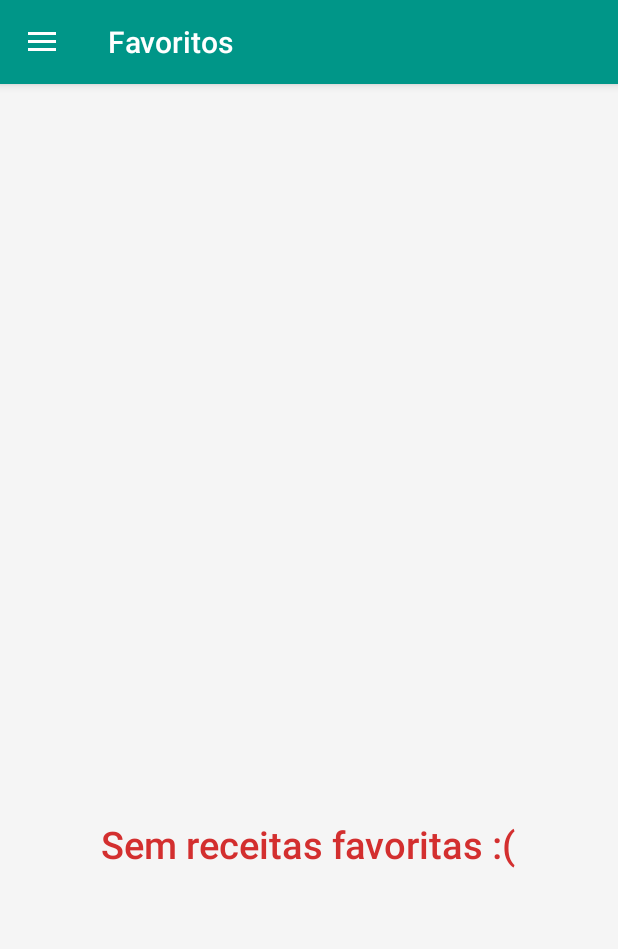
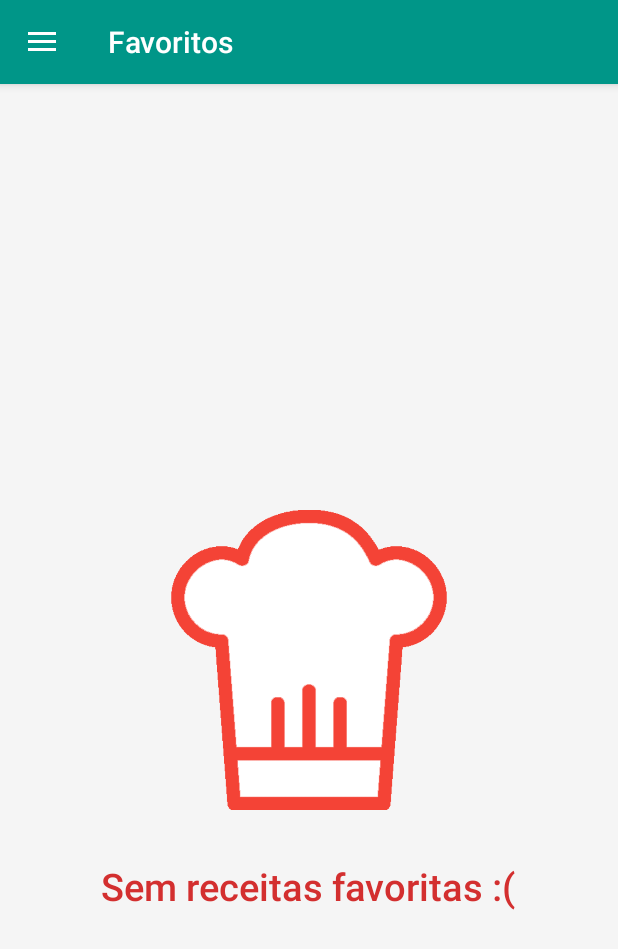
Before and after one commit to saulosaires/FitCook, an Android app: the fragment RecipeFragment placed in its activity, in the side drawer, after a tap on "Favoritos", on a phone screen of 412 x 824 dp. Shown: the top 949 px of the screen. Run offline under Robolectric (Android 15) with nearby library versions, the phone set to English and light mode, and no system bars; our stand-ins replace Picasso, Volley; libraries missing offline, so code that uses them is left out: com.balysv.materialripple; pictures from the network do not load; 3 statements that could not run were skipped.

Commit message:
less bugs

```diff
--- a/app/build.gradle
+++ b/app/build.gradle
@@ -2,14 +2,14 @@ apply plugin: 'com.android.application'
 
 android {
     compileSdkVersion 22
-    buildToolsVersion '23.0.0 rc3'
+    buildToolsVersion '22.0.1'
 
     defaultConfig {
         applicationId "aires.com.fitcook"
         minSdkVersion 19
         targetSdkVersion 22
-        versionCode 1
-        versionName "1.0"
+        versionCode 4
+        versionName "2.2"
     }
     buildTypes {
         release {
--- a/app/src/main/java/aires/com/fitcook/MainActivity.java
+++ b/app/src/main/java/aires/com/fitcook/MainActivity.java
@@ -93,12 +93,17 @@ public class MainActivity extends AppCompatActivity {
 
     public void setUpActionBar(){
 
-        Toolbar toolbar = (Toolbar) findViewById(R.id.toolbar);
-        setSupportActionBar(toolbar);
+        //Toolbar toolbar = (Toolbar) findViewById(R.id.toolbar);
+       // setSupportActionBar(toolbar);
 
-        final ActionBar ab = getSupportActionBar();
-        ab.setHomeAsUpIndicator(R.drawable.ic_menu);
-        ab.setDisplayHomeAsUpEnabled(true);
+        final ActionBar actionBar = getSupportActionBar();
+        if(actionBar!=null) {
+
+            actionBar.setDisplayShowTitleEnabled(true);
+            actionBar.setDisplayHomeAsUpEnabled(true);
+            actionBar.setHomeButtonEnabled(true);
+            actionBar.setHomeAsUpIndicator(R.drawable.ic_menu);
+        }
 
     }
 
@@ -155,7 +160,7 @@ public class MainActivity extends AppCompatActivity {
 
             FragmentManager fragmentManager = getSupportFragmentManager();
             fragmentManager.beginTransaction().replace(R.id.container, EmptyFragment.newInstance(R.drawable.icone,getResources().getString(R.string.empty_recipes)))
-                    .commit();
+                    .commitAllowingStateLoss();
 
         }else{
 
@@ -176,7 +181,7 @@ public class MainActivity extends AppCompatActivity {
         if(listRecipe==null  || listRecipe.size()==0){
 
             FragmentManager fragmentManager = getSupportFragmentManager();
-            fragmentManager.beginTransaction().replace(R.id.container, EmptyFragment.newInstance(null,getResources().getString(R.string.empty_fav)))
+            fragmentManager.beginTransaction().replace(R.id.container, EmptyFragment.newInstance(R.drawable.icone,getResources().getString(R.string.empty_fav)))
                     .commit();
 
         }else{
--- a/app/src/main/java/aires/com/fitcook/util/BitWiseUtil.java
+++ b/app/src/main/java/aires/com/fitcook/util/BitWiseUtil.java
@@ -20,7 +20,7 @@ public class BitWiseUtil {
 
                 int bitPos = FitCookApp.mapCategory.get(cat.getId()).getBitPosition();
 
-                category = BitWiseUtil.set(bitPos, category);
+                category = set(bitPos, category);
 
             }
         }
--- a/app/src/main/res/layout/activity_main.xml
+++ b/app/src/main/res/layout/activity_main.xml
@@ -1,20 +1,23 @@
-<android.support.v4.widget.DrawerLayout xmlns:android="http://schemas.android.com/apk/res/android"
+
+<android.support.v4.widget.DrawerLayout
+        xmlns:android="http://schemas.android.com/apk/res/android"
         xmlns:app="http://schemas.android.com/apk/res-auto"
+        xmlns:tools="http://schemas.android.com/tools"
         android:id="@+id/drawer_layout"
         android:layout_height="match_parent"
         android:layout_width="match_parent"
-    android:fitsSystemWindows="true">
+        tools:context=".MainActivity">
 
-    <include layout="@layout/include_list_recipes"/>
+    <FrameLayout android:id="@+id/container"
+                 android:layout_width="match_parent"
+                 android:layout_height="match_parent" />
 
     <android.support.design.widget.NavigationView
                             android:id="@+id/nav_view"
                             android:layout_height="match_parent"
                             android:layout_width="wrap_content"
                             android:layout_gravity="start"
-        android:fitsSystemWindows="true"
                             app:headerLayout="@layout/nav_header"
-
                             app:menu="@menu/drawer_view"/>
 
 </android.support.v4.widget.DrawerLayout>
--- a/app/src/main/res/layout/activity_recipe_details.xml
+++ b/app/src/main/res/layout/activity_recipe_details.xml
@@ -11,7 +11,6 @@
         android:id="@+id/appbar"
         android:layout_width="match_parent"
         android:layout_height="@dimen/detail_backdrop_height"
-
         android:theme="@style/ThemeOverlay.AppCompat.Dark.ActionBar"
         android:fitsSystemWindows="true">
 
@@ -21,7 +20,7 @@
             android:layout_height="match_parent"
             app:layout_scrollFlags="scroll|exitUntilCollapsed"
             android:fitsSystemWindows="true"
-
+            app:expandedTitleTextAppearance="@style/expandedappbar"
             app:contentScrim="?attr/colorPrimary"
             app:expandedTitleMarginStart="48dp"
             app:expandedTitleMarginEnd="64dp">
--- a/app/src/main/res/layout/include_card_intro.xml
+++ b/app/src/main/res/layout/include_card_intro.xml
@@ -28,6 +28,7 @@
             android:layout_width="match_parent"
             android:layout_height="wrap_content"
             android:padding="6dp"
+            android:textAppearance="@android:style/TextAppearance.DeviceDefault.Medium"
             android:layout_marginBottom="12dp"/>
 
 
@@ -35,7 +36,8 @@
             android:orientation="horizontal"
             android:layout_width="fill_parent"
             android:layout_height="60dp"
-            android:layout_marginTop="2dp">
+            android:layout_marginTop="2dp"
+            android:background="#F5F5F5">
 
             <LinearLayout
                 android:orientation="vertical"
--- a/app/src/main/res/layout/include_list_recipes.xml
+++ b/app/src/main/res/layout/include_list_recipes.xml
@@ -15,17 +15,20 @@
   ~ limitations under the License.
   -->
 
-<android.support.design.widget.CoordinatorLayout xmlns:android="http://schemas.android.com/apk/res/android"
+<android.support.design.widget.CoordinatorLayout
+    xmlns:android="http://schemas.android.com/apk/res/android"
     xmlns:app="http://schemas.android.com/apk/res-auto"
     xmlns:tools="http://schemas.android.com/tools"
     android:id="@+id/main_content"
     android:layout_width="match_parent"
-    android:layout_height="match_parent">
+    android:layout_height="match_parent"
+    android:fitsSystemWindows="true">
 
     <android.support.design.widget.AppBarLayout
         android:id="@+id/appbar"
         android:layout_width="match_parent"
         android:layout_height="wrap_content"
+        android:fitsSystemWindows="true"
         android:theme="@style/ThemeOverlay.AppCompat.Dark.ActionBar">
 
         <android.support.v7.widget.Toolbar
--- a/app/src/main/res/menu/global.xml
+++ b/app/src/main/res/menu/global.xml
@@ -1,5 +1,5 @@
 <menu xmlns:android="http://schemas.android.com/apk/res/android"
     xmlns:app="http://schemas.android.com/apk/res-auto">
-    <item android:id="@+id/action_settings" android:title="@string/action_settings"
+    <item android:id="@+id/action_settings" android:title="@string/action_share"
         android:orderInCategory="100" app:showAsAction="never" />
 </menu>
--- a/app/src/main/res/menu/main.xml
+++ b/app/src/main/res/menu/main.xml
@@ -6,5 +6,5 @@
     <item android:id="@+id/refresh" android:title="@string/refresh" app:showAsAction="always" android:icon="@drawable/ic_autorenew_white_48dp" />
 
 
-    <item android:id="@+id/action_settings" android:title="@string/action_settings" android:orderInCategory="100" app:showAsAction="never" />
+    <item android:id="@+id/action_settings" android:title="@string/action_share" android:orderInCategory="100" app:showAsAction="never" />
 </menu>
--- a/app/src/main/res/values/strings.xml
+++ b/app/src/main/res/values/strings.xml
@@ -11,7 +11,7 @@
     <string name="fav">Favoritos</string>
     <string name="all_recipes">Receitas</string>
 
-    <string name="action_settings">Settings</string>
+    <string name="action_share">Compartilhar</string>
     <string name="title_activity_recipe_details">RecipeDetailsActivity</string>
 
     <string name="first_access_title">Aguarde</string>
@@ -31,11 +31,11 @@
     <string name="category_meat">Carnes e Aves</string>
     <string name="category_candy">Doces e Sobremesas</string>
     <string name="category_snack">Lanches</string>
-    <string name="category_pasta">Massa</string>
+    <string name="category_pasta">Massas</string>
     <string name="category_bread">Pães</string>
-    <string name="category_fish">Peixe o frutos do Mar</string>
+    <string name="category_fish">Peixes e Frutos do Mar</string>
     <string name="category_salad">Saladas e Molhos</string>
-    <string name="category_soup">Sopa</string>
+    <string name="category_soup">Sopas</string>
     <string name="category_juice">Sucos</string>
 
     <string name="empty_category">Sem receitas :(</string>
--- a/app/src/main/res/values/styles.xml
+++ b/app/src/main/res/values/styles.xml
@@ -16,6 +16,16 @@
 -->
 
 <resources>
+
+
+    <style name="Theme.DesignMain" parent="Theme.AppCompat.Light.DarkActionBar">
+        <item name="colorPrimary">@color/colorPrimary</item>
+        <item name="colorPrimaryDark">@color/colorPrimaryDark</item>
+        <item name="colorAccent">@color/colorAccent</item>
+        <item name="android:windowBackground">@color/window_background</item>
+    </style>
+
+
 
     <style name="Theme.DesignDemo" parent="Base.Theme.DesignDemo">
     </style>
@@ -37,12 +47,11 @@
 
 
     <style name="expandedappbar">
+        <item name="android:textSize">18dp</item>
+        <item name="android:textColor">@android:color/white</item>
+        <item name="android:shadowColor">@android:color/black</item>
 
-        <item name="android:textColor">@android:color/white</item>
-        <item name="android:shadowColor">@color/colorAccent</item>
-        <item name="android:shadowDx">0</item>
-        <item name="android:shadowDy">0</item>
-        <item name="android:shadowRadius">25</item>
+        <item name="android:shadowRadius">5</item>
 
     </style>
 </resources>
```
Also changed, not shown: app/src/main/AndroidManifest.xml (+9 -6 lines), app/src/main/java/aires/com/fitcook/RecipeDetailsActivity.java (+42 -9 lines), app/src/main/java/aires/com/fitcook/fragment/RecipeFragment.java (+8 -2 lines), app/src/main/res/layout/catalog_card.xml (+8 -5 lines), app/src/main/res/layout/nav_header.xml (+5 -4 lines), app/src/main/res/menu/menu_recipe_details.xml (+6 -2 lines), app/src/main/res/drawable/top.png (added), 2 other files. Lines whose indentation alone changed are shown as unchanged.
